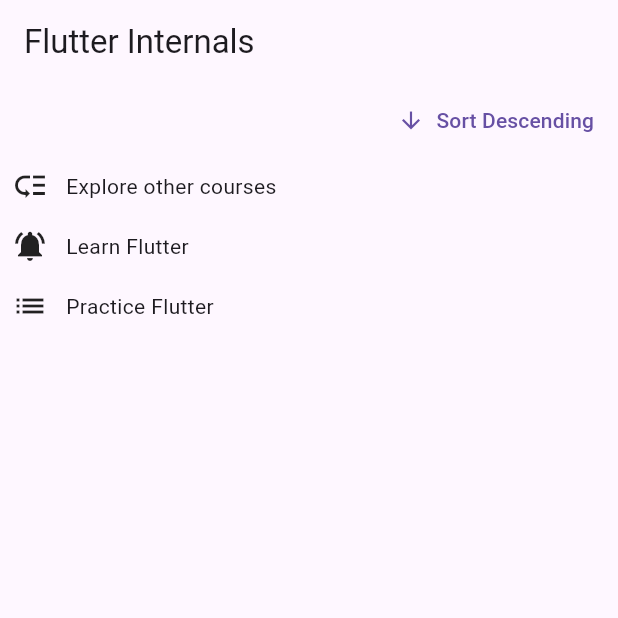
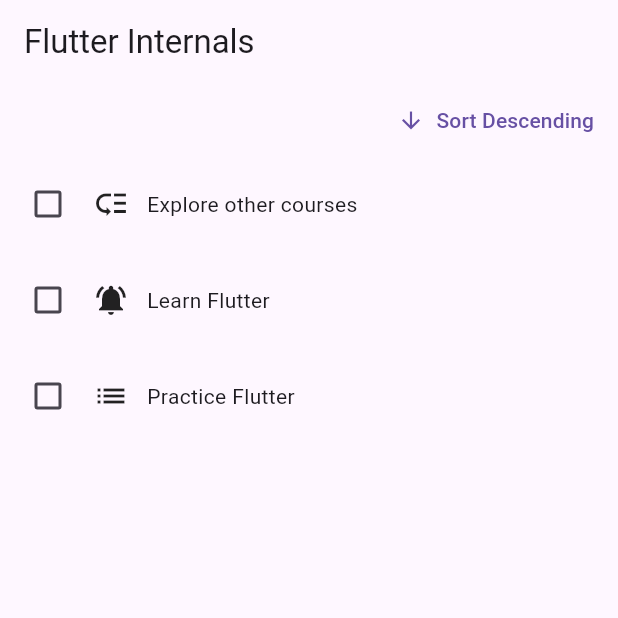
Before and after one commit to lightrao/fdtcg_flutter_dart_internals_todo_app, a Flutter app: the screen it shows after launch, on a phone screen of 412 x 824 dp, the top half of it. Run offline on Flutter 3.47's test engine with Material 3 defaults, Android fonts, the phone set to English and light mode, and no system bars.

Commit message:
Which Problem Do Keys Solve?

```diff
--- a/lib/keys/keys.dart
+++ b/lib/keys/keys.dart
@@ -1,6 +1,7 @@
 import 'package:flutter/material.dart';
 
-import 'package:fdtcg_flutter_dart_internals_todo_app/keys/todo_item.dart';
+// import 'package:fdtcg_flutter_dart_internals_todo_app/keys/todo_item.dart';
+import 'package:fdtcg_flutter_dart_internals_todo_app/keys/checkable_todo_item.dart';
 
 class Todo {
   const Todo(this.text, this.priority);
@@ -69,7 +70,7 @@
             children: [
               // for (final todo in _orderedTodos) TodoItem(todo.text, todo.priority),
               for (final todo in _orderedTodos)
-                TodoItem(
+                CheckableTodoItem(
                   todo.text,
                   todo.priority,
                 ),
```
